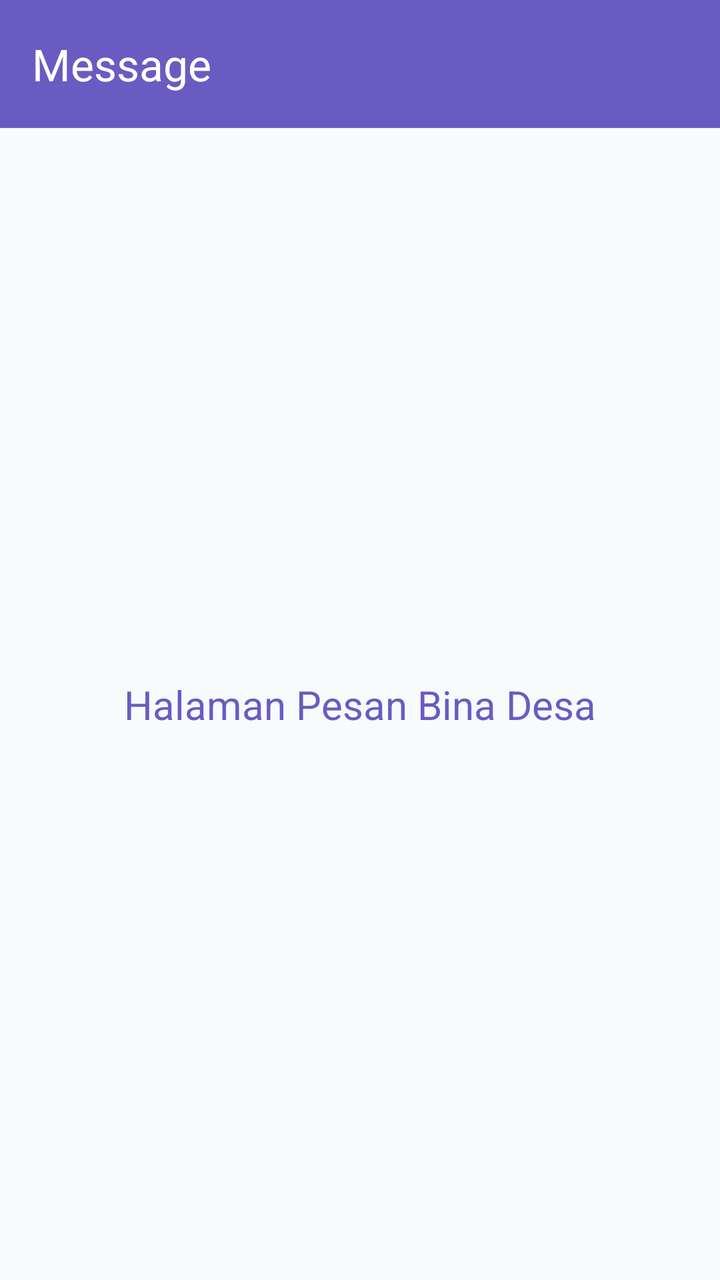
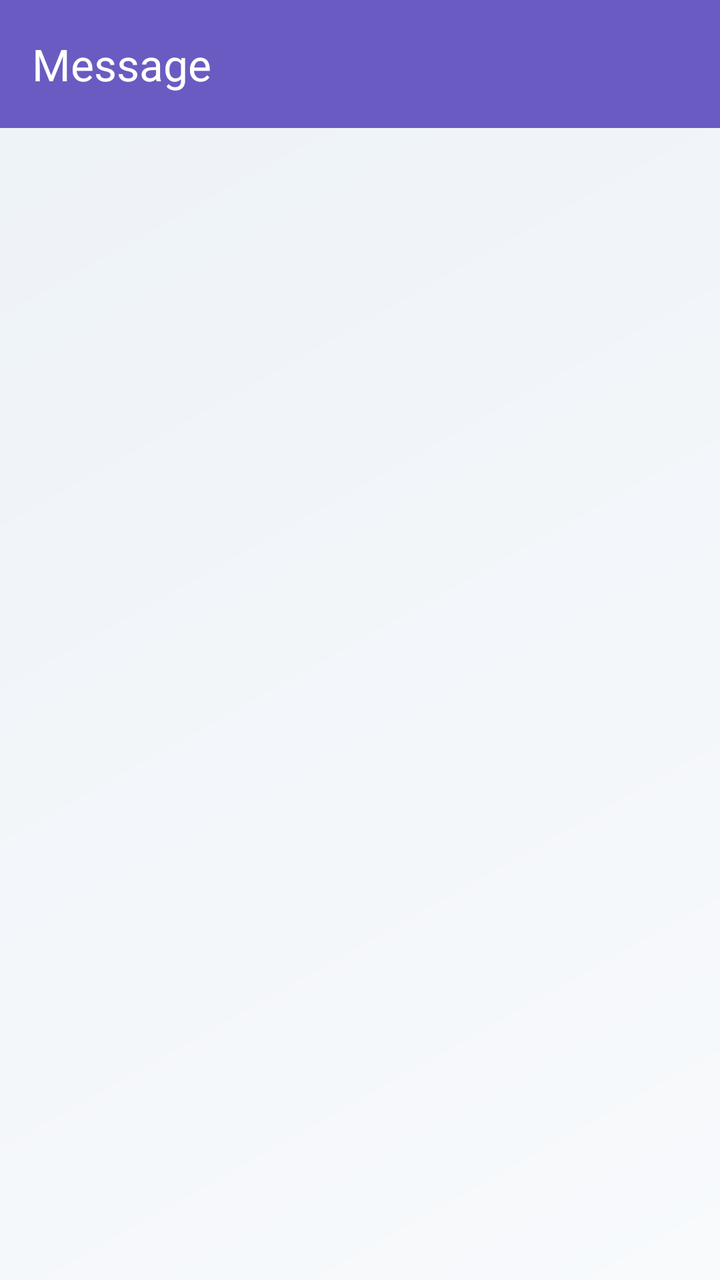

Two renders of the same Android screen: before a commit and after it. Below are the layout's source before the change and the commit's diff.
<!-- AndroidManifest.xml: application theme Theme.Johancoco -->
<!-- res/layout/fragment_message.xml -->
<?xml version="1.0" encoding="utf-8"?>
<androidx.constraintlayout.widget.ConstraintLayout xmlns:android="http://schemas.android.com/apk/res/android"
    xmlns:app="http://schemas.android.com/apk/res-auto"
    android:layout_width="match_parent"
    android:layout_height="match_parent"
    android:background="#F8FAFC">

    <androidx.appcompat.widget.Toolbar
        android:id="@+id/toolbar"
        android:layout_width="match_parent"
        android:layout_height="?attr/actionBarSize"
        android:background="@color/donker"
        app:title="Message"
        app:titleTextColor="@color/white"
        app:layout_constraintTop_toTopOf="parent" />

    <TextView
        android:layout_width="wrap_content"
        android:layout_height="wrap_content"
        android:text="Halaman Pesan Bina Desa"
        android:textColor="@color/donker"
        android:textSize="20sp"
        app:layout_constraintBottom_toBottomOf="parent"
        app:layout_constraintEnd_toEndOf="parent"
        app:layout_constraintStart_toStartOf="parent"
        app:layout_constraintTop_toBottomOf="@id/toolbar" />

</androidx.constraintlayout.widget.ConstraintLayout>
<!-- resources referenced by this layout -->
<resources>
  <color name="donker">#6A5BC2</color>
  <color name="white">#FFFFFFFF</color>
  <style name="Theme.Johancoco" parent="Base.Theme.Johancoco" />
  <style name="Base.Theme.Johancoco" parent="Theme.Material3.DayNight.NoActionBar">
          <item name="colorPrimary">@color/bg_dark</item>
          <item name="android:statusBarColor">@color/bg_dark</item>
          <item name="android:navigationBarColor">@color/bg_dark</item>
      </style>
  <color name="bg_dark">#0f172a</color>
</resources>

<!-- the commit's change to res/layout/fragment_message.xml (unified diff, before → after) -->
@@ -3,7 +3,7 @@
     xmlns:app="http://schemas.android.com/apk/res-auto"
     android:layout_width="match_parent"
     android:layout_height="match_parent"
-    android:background="#F8FAFC">
+    android:background="@drawable/bg_main_gradient">
 
     <androidx.appcompat.widget.Toolbar
         android:id="@+id/toolbar"
@@ -14,15 +14,13 @@
         app:titleTextColor="@color/white"
         app:layout_constraintTop_toTopOf="parent" />
 
-    <TextView
-        android:layout_width="wrap_content"
-        android:layout_height="wrap_content"
-        android:text="Halaman Pesan Bina Desa"
-        android:textColor="@color/donker"
-        android:textSize="20sp"
+    <ListView
+        android:id="@+id/listViewMessage"
+        android:layout_width="match_parent"
+        android:layout_height="0dp"
+        android:divider="@android:color/transparent"
+        android:dividerHeight="0dp"
         app:layout_constraintBottom_toBottomOf="parent"
-        app:layout_constraintEnd_toEndOf="parent"
-        app:layout_constraintStart_toStartOf="parent"
         app:layout_constraintTop_toBottomOf="@id/toolbar" />
 
 </androidx.constraintlayout.widget.ConstraintLayout>
<!-- resource entries referenced after the edit -->
@@ -2,6 +2,14 @@
 <resources>
   <color name="donker">#6A5BC2</color>
   <color name="white">#FFFFFFFF</color>
+  <!-- drawable bg_main_gradient (drawable) -->
+  <?xml version="1.0" encoding="utf-8"?>
+  <shape xmlns:android="http://schemas.android.com/apk/res/android">
+      <gradient
+          android:startColor="#F8FAFC"
+          android:endColor="#EDF2F7"
+          android:angle="135" />
+  </shape>
   <style name="Theme.Johancoco" parent="Base.Theme.Johancoco" />
   <style name="Base.Theme.Johancoco" parent="Theme.Material3.DayNight.NoActionBar">
           <item name="colorPrimary">@color/bg_dark</item>
